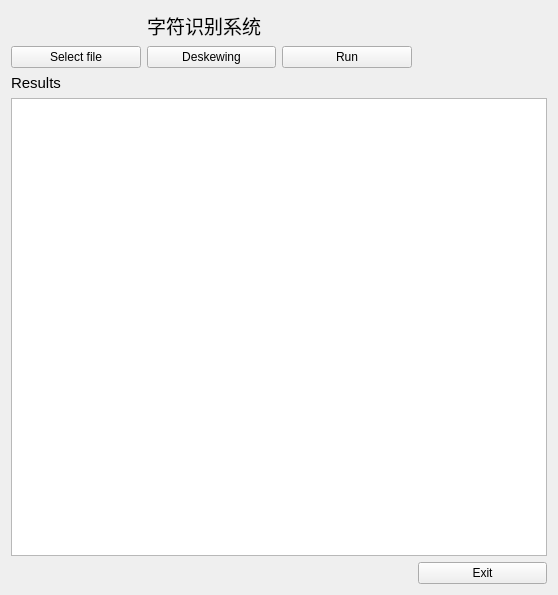
Old version of the form BiShe/OCR_Qt/untitled.ui in the repository liberty1997/Share.
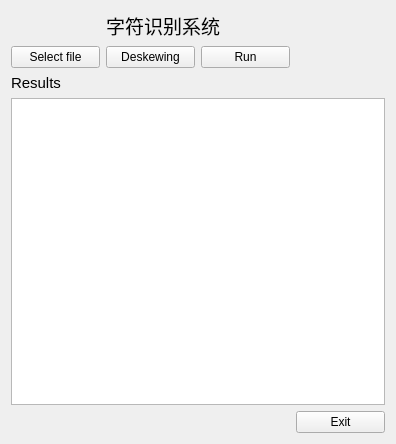
New version of the form.

Commit message: changed buttons' name

```diff
--- a/BiShe/OCR_Qt/untitled.ui
+++ b/BiShe/OCR_Qt/untitled.ui
@@ -6,8 +6,8 @@
    <rect>
     <x>0</x>
     <y>0</y>
-    <width>558</width>
-    <height>595</height>
+    <width>396</width>
+    <height>444</height>
    </rect>
   </property>
   <property name="windowTitle">
```
Left out of the diff: 10 changed lines with no effect on the pictures. The commit also changes 4 other files.
